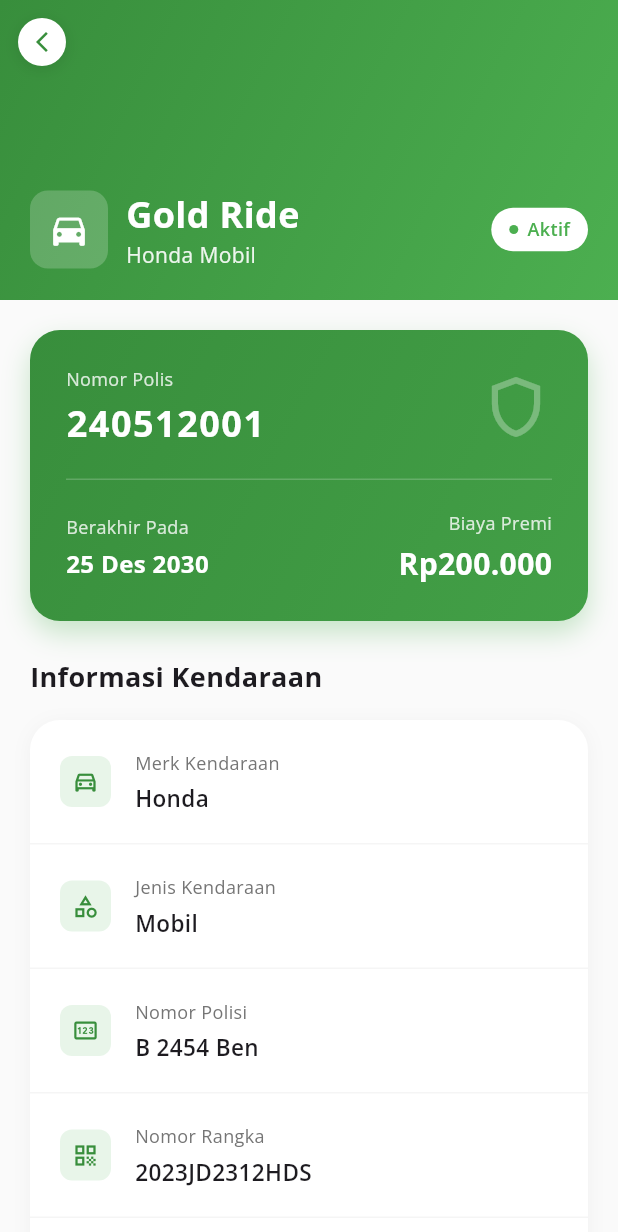
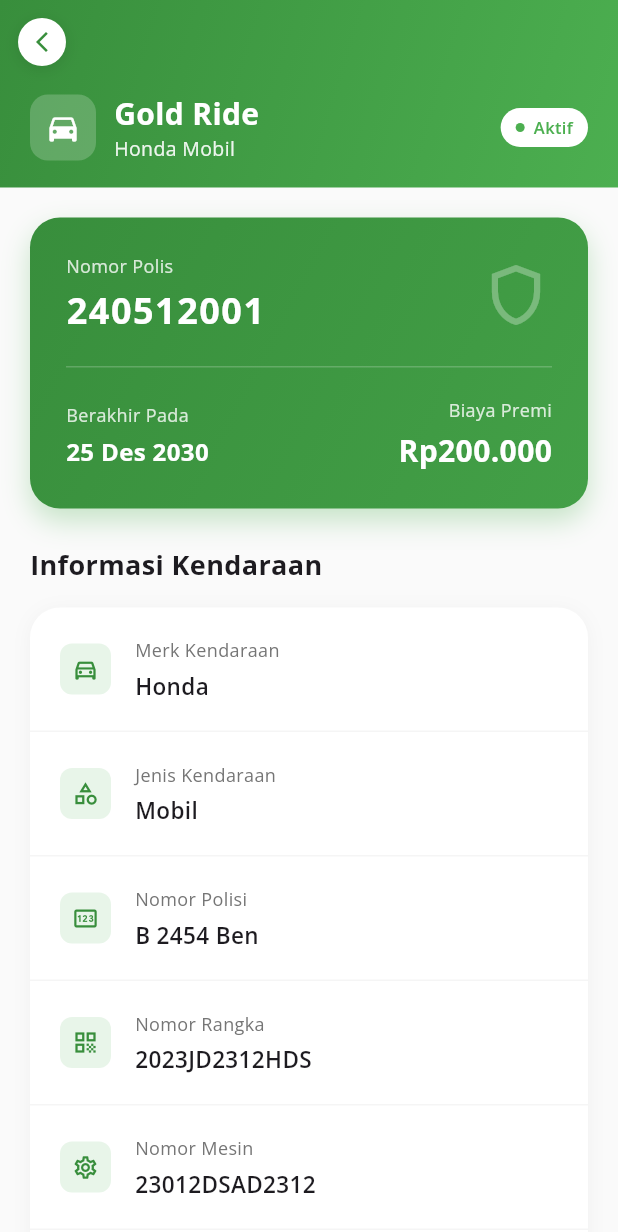
Before and after one commit to KamingLo/Learra, a Flutter app: the PolicyScreen screen opened directly, after a tap on "Gold Ride", on a phone screen of 412 x 824 dp. Shown: the top 1232 px of the screen. Run offline on Flutter 3.47's test engine with Material 3 defaults, Android fonts, the phone set to English and light mode, and no system bars; our stand-ins replace flutter_dotenv, google_fonts, shared_preferences, shimmer; accounts and stored records are empty; network calls fail.

Commit message:
Polis form

```diff
--- a/lib/screens/user/polis/user_polis_detail_screen.dart
+++ b/lib/screens/user/polis/user_polis_detail_screen.dart
@@ -13,7 +13,7 @@ class PolicyDetailScreen extends StatelessWidget {
       body: CustomScrollView(
         slivers: [
           SliverAppBar(
-            expandedHeight: 200,
+            expandedHeight: 125,
             floating: false,
             pinned: true,
             backgroundColor: Colors.white,
@@ -51,15 +51,20 @@ class PolicyDetailScreen extends StatelessWidget {
                 ),
                 child: SafeArea(
                   child: Padding(
-                    padding: const EdgeInsets.fromLTRB(20, 60, 20, 20),
+                    padding: const EdgeInsets.only(
+                      left: 20,
+                      right: 20,
+                      bottom: 16,
+                    ),
                     child: Column(
                       crossAxisAlignment: CrossAxisAlignment.start,
+
                       mainAxisAlignment: MainAxisAlignment.end,
                       children: [
                         Row(
                           children: [
                             Container(
-                              padding: const EdgeInsets.all(12),
+                              padding: const EdgeInsets.all(10),
                               decoration: BoxDecoration(
                                 color: Colors.white.withValues(alpha: 0.2),
                                 borderRadius: BorderRadius.circular(12),
@@ -67,19 +72,21 @@ class PolicyDetailScreen extends StatelessWidget {
                               child: Icon(
                                 policy.vehicleIcon,
                                 color: Colors.white,
-                                size: 28,
+                                size: 24,
                               ),
                             ),
                             const SizedBox(width: 12),
+
                             Expanded(
                               child: Column(
                                 crossAxisAlignment: CrossAxisAlignment.start,
+                                mainAxisSize: MainAxisSize.min,
                                 children: [
                                   Text(
                                     policy.productName,
                                     style: const TextStyle(
                                       color: Colors.white,
-                                      fontSize: 24,
+                                      fontSize: 20,
                                       fontWeight: FontWeight.bold,
                                     ),
                                   ),
@@ -89,16 +96,17 @@ class PolicyDetailScreen extends StatelessWidget {
                                       color: Colors.white.withValues(
                                         alpha: 0.9,
                                       ),
-                                      fontSize: 14,
+                                      fontSize: 13,
                                     ),
                                   ),
                                 ],
                               ),
                             ),
+
                             Container(
                               padding: const EdgeInsets.symmetric(
-                                horizontal: 12,
-                                vertical: 6,
+                                horizontal: 10,
+                                vertical: 5,
                               ),
                               decoration: BoxDecoration(
                                 color: Colors.white,
@@ -120,7 +128,7 @@ class PolicyDetailScreen extends StatelessWidget {
                                     policy.status,
                                     style: TextStyle(
                                       color: policy.statusColor,
-                                      fontSize: 12,
+                                      fontSize: 11,
                                       fontWeight: FontWeight.w600,
                                     ),
                                   ),
--- a/lib/screens/user/polis/user_polis_screen.dart
+++ b/lib/screens/user/polis/user_polis_screen.dart
@@ -1,6 +1,7 @@
 import 'package:flutter/material.dart';
 import '../../../models/polis_model.dart';
 import '../../../widgets/user/polis/user_polis_card.dart';
+import 'user_polis_detail_screen.dart';
 
 class PolicyScreen extends StatelessWidget {
   const PolicyScreen({super.key});
@@ -11,47 +12,29 @@ class PolicyScreen extends StatelessWidget {
 
     return Scaffold(
       backgroundColor: Colors.grey[50],
-      body: CustomScrollView(
+      body: SafeArea(
+        child: CustomScrollView(
           slivers: [
             SliverAppBar(
-            expandedHeight: 120,
-            floating: false,
-            pinned: true,
-            backgroundColor: Colors.white,
+              backgroundColor: Colors.grey[50],
               elevation: 0,
-            leading: IconButton(
-              icon: Icon(
-                Icons.arrow_back_ios_new,
-                color: Colors.green.shade700,
-                size: 20,
-              ),
-              onPressed: () => Navigator.pop(context),
-            ),
-            flexibleSpace: FlexibleSpaceBar(
-              titlePadding: const EdgeInsets.only(left: 20, bottom: 16),
+              pinned: false,
+              floating: true,
+              automaticallyImplyLeading: false,
+              centerTitle: false,
               title: const Text(
-                "Polis Anda",
+                "Daftar Polis",
                 style: TextStyle(
                   color: Colors.black87,
-                  fontWeight: FontWeight.bold,
-                  fontSize: 24,
-                ),
-              ),
-              background: Container(
-                decoration: BoxDecoration(
-                  gradient: LinearGradient(
-                    begin: Alignment.topLeft,
-                    end: Alignment.bottomRight,
-                    colors: [Colors.green.shade50, Colors.white],
-                  ),
-                ),
+                  fontWeight: FontWeight.w800,
+                  fontSize: 22,
                 ),
               ),
             ),
 
             SliverToBoxAdapter(
               child: Padding(
-              padding: const EdgeInsets.fromLTRB(20, 16, 20, 8),
+                padding: const EdgeInsets.fromLTRB(20, 10, 20, 10),
                 child: Row(
                   children: [
                     Expanded(
@@ -77,15 +60,28 @@ class PolicyScreen extends StatelessWidget {
             ),
 
             SliverPadding(
-            padding: const EdgeInsets.all(20),
+              padding: const EdgeInsets.symmetric(horizontal: 20, vertical: 10),
               sliver: SliverList(
-              delegate: SliverChildBuilderDelegate(
-                (context, index) => PolicyCard(policy: policies[index]),
-                childCount: policies.length,
+                delegate: SliverChildBuilderDelegate((context, index) {
+                  final policy = policies[index];
+                  return PolicyCard(
+                    policy: policy,
+
+                    onTap: () {
+                      Navigator.push(
+                        context,
+                        MaterialPageRoute(
+                          builder: (context) =>
+                              PolicyDetailScreen(policy: policy),
                         ),
+                      );
+                    },
+                  );
+                }, childCount: policies.length),
               ),
             ),
           ],
+        ),
       ),
     );
   }
--- a/lib/widgets/user/polis/user_polis_card.dart
+++ b/lib/widgets/user/polis/user_polis_card.dart
@@ -1,11 +1,16 @@
 import 'package:flutter/material.dart';
 import '../../../models/polis_model.dart';
-import '../../../screens/user/polis/user_polis_detail_screen.dart';
 
 class PolicyCard extends StatelessWidget {
   final PolicyModel policy;
+  // 1. Tambahkan callback ini agar parent bisa menentukan aksi navigasi
+  final VoidCallback? onTap;
 
-  const PolicyCard({super.key, required this.policy});
+  const PolicyCard({
+    super.key,
+    required this.policy,
+    this.onTap, // Masukkan ke constructor
+  });
 
   @override
   Widget build(BuildContext context) {
@@ -29,20 +34,18 @@ class PolicyCard extends StatelessWidget {
       child: Material(
         color: Colors.transparent,
         child: InkWell(
-          onTap: () {
-            Navigator.push(
-              context,
-              MaterialPageRoute(
-                builder: (context) => PolicyDetailScreen(policy: policy),
-              ),
-            );
-          },
+          // 2. Gunakan onTap dari parameter, bukan hardcode Navigator di sini
+          onTap: onTap,
           borderRadius: BorderRadius.circular(20),
+          splashColor: Colors.green.withValues(
+            alpha: 0.1,
+          ), // Efek sentuhan hijau halus
           child: Padding(
             padding: const EdgeInsets.all(20),
             child: Column(
               crossAxisAlignment: CrossAxisAlignment.start,
               children: [
+                // --- HEADER SECTION ---
                 Row(
                   children: [
                     Container(
@@ -81,6 +84,11 @@ class PolicyCard extends StatelessWidget {
                         ],
                       ),
                     ),
+
+                    // STATUS CHIP & ARROW
+                    Column(
+                      crossAxisAlignment: CrossAxisAlignment.end,
+                      children: [
                         Container(
                           padding: const EdgeInsets.symmetric(
                             horizontal: 12,
@@ -117,11 +125,22 @@ class PolicyCard extends StatelessWidget {
                             ],
                           ),
                         ),
+                        // 3. Tambahan Visual Hint (Panah kecil) agar user tahu ini bisa diklik
+                        // Bisa dihapus jika ingin tampilan lebih bersih
+                        const SizedBox(height: 4),
+                        Icon(
+                          Icons.chevron_right,
+                          color: Colors.grey.shade300,
+                          size: 20,
+                        ),
+                      ],
+                    ),
                   ],
                 ),
 
                 const SizedBox(height: 20),
 
+                // GARIS PEMBATAS
                 Container(
                   height: 1,
                   decoration: BoxDecoration(
@@ -137,6 +156,7 @@ class PolicyCard extends StatelessWidget {
 
                 const SizedBox(height: 20),
 
+                // INFO NOMOR POLIS
                 Row(
                   children: [
                     Expanded(
@@ -163,6 +183,8 @@ class PolicyCard extends StatelessWidget {
 
                 const SizedBox(height: 16),
 
+                // --- FOOTER (TANGGAL & HARGA) ---
+                // Container Hijau
                 Container(
                   padding: const EdgeInsets.all(16),
                   decoration: BoxDecoration(
@@ -230,69 +252,7 @@ class PolicyCard extends StatelessWidget {
                   ),
                 ),
 
-                const SizedBox(height: 16),
-
-                Row(
-                  children: [
-                    Expanded(
-                      child: Container(
-                        decoration: BoxDecoration(
-                          gradient: LinearGradient(
-                            colors: [
-                              Colors.green.shade600,
-                              Colors.green.shade700,
-                            ],
-                          ),
-                          borderRadius: BorderRadius.circular(12),
-                          boxShadow: [
-                            BoxShadow(
-                              color: Colors.green.withValues(alpha: 0.3),
-                              blurRadius: 8,
-                              offset: const Offset(0, 4),
-                            ),
-                          ],
-                        ),
-                        child: Material(
-                          color: Colors.transparent,
-                          child: InkWell(
-                            onTap: () {
-                              Navigator.push(
-                                context,
-                                MaterialPageRoute(
-                                  builder: (context) =>
-                                      PolicyDetailScreen(policy: policy),
-                                ),
-                              );
-                            },
-                            borderRadius: BorderRadius.circular(12),
-                            child: Padding(
-                              padding: const EdgeInsets.symmetric(vertical: 14),
-                              child: Row(
-                                mainAxisAlignment: MainAxisAlignment.center,
-                                children: const [
-                                  Text(
-                                    "Lihat Detail",
-                                    style: TextStyle(
-                                      color: Colors.white,
-                                      fontWeight: FontWeight.w600,
-                                      fontSize: 15,
-                                    ),
-                                  ),
-                                  SizedBox(width: 8),
-                                  Icon(
-                                    Icons.arrow_forward_rounded,
-                                    color: Colors.white,
-                                    size: 18,
-                                  ),
-                                ],
-                              ),
-                            ),
-                          ),
-                        ),
-                      ),
-                    ),
-                  ],
-                ),
+                // 4. BAGIAN TOMBOL "LIHAT DETAIL" SUDAH DIHAPUS DISINI
               ],
             ),
           ),
```
Also changed, not shown: lib/screens/user/polis/user_polis_form.dart (added, +73 -0 lines), lib/screens/user/product/product_detail_screen.dart (+71 -61 lines). Lines whose indentation alone changed are shown as unchanged.
